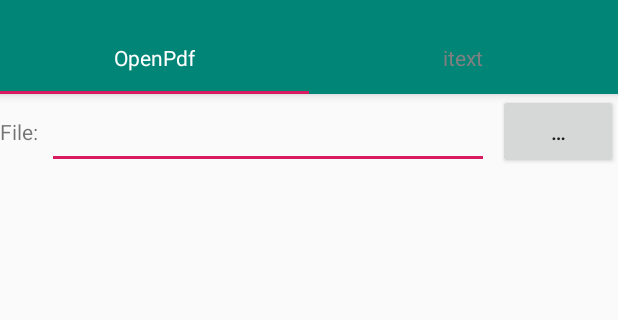
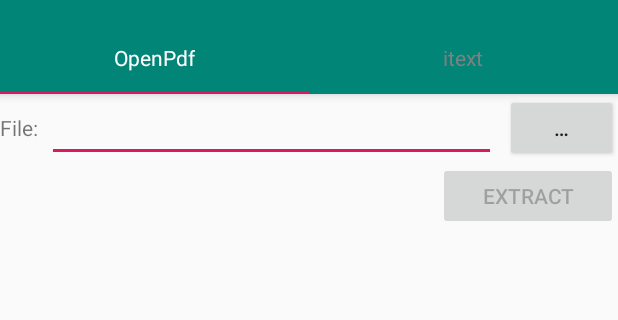
Before and after one commit to dankito/TextExtraction, an Android app: the screen it shows after launch (MainActivity), on a phone screen of 412 x 824 dp, the part 74-394 px from its top. Run offline under Robolectric (Android 15) with nearby library versions, the phone set to English and light mode, and no system bars; libraries missing offline, so code that uses them is left out: net.dankito.filechooserdialog, net.dankito.utils, org.slf4j.

Commit message:
Implemented extraction bar to add extraction button, a ProgressBar that is displayed during extracting text and a TextView to show extraction duration

```diff
--- a/TestAppAndroid/src/main/res/layout/fragment_extract_text_tab.xml
+++ b/TestAppAndroid/src/main/res/layout/fragment_extract_text_tab.xml
@@ -50,12 +50,56 @@
             android:text="@string/select_file_button_text"
     />
 
+    <RelativeLayout
+            android:id="@+id/lytExtractionControlBar"
+            android:layout_width="match_parent"
+            android:layout_height="@dimen/fragment_extract_text_tab_extraction_control_bar_height"
+            android:layout_below="@+id/txtvwSelectFileLabel"
+            android:layout_alignParentRight="true"
+            android:layout_alignParentEnd="true"
+    >
+
+        <TextView
+                android:id="@+id/txtvwExtractionTime"
+                android:layout_width="wrap_content"
+                android:layout_height="match_parent"
+                android:gravity="center_vertical"
+                android:layout_toLeftOf="@+id/prgbrIsExtractingText"
+                android:layout_toStartOf="@+id/prgbrIsExtractingText"
+                android:layout_marginRight="@dimen/fragment_extract_text_tab_textview_extraction_time_margin_right"
+                android:layout_marginEnd="@dimen/fragment_extract_text_tab_textview_extraction_time_margin_right"
+        />
+
+        <ProgressBar
+                android:id="@+id/prgbrIsExtractingText"
+                android:layout_width="wrap_content"
+                android:layout_height="match_parent"
+                android:layout_toLeftOf="@+id/btnExtractSelectedFile"
+                android:layout_toStartOf="@+id/btnExtractSelectedFile"
+                android:layout_marginRight="@dimen/fragment_extract_text_tab_progressbar_is_extracting_text_margin_right"
+                android:layout_marginEnd="@dimen/fragment_extract_text_tab_progressbar_is_extracting_text_margin_right"
+                android:indeterminate="true"
+                android:visibility="gone"
+        />
+
+        <Button
+                android:id="@+id/btnExtractSelectedFile"
+                android:layout_width="@dimen/fragment_extract_text_tab_extract_button_width"
+                android:layout_height="match_parent"
+                android:layout_alignParentRight="true"
+                android:layout_alignParentEnd="true"
+                android:text="@string/fragment_extract_text_tab_button_extract_selected_file_label"
+                android:enabled="false"
+        />
+
+    </RelativeLayout>
+
     <TextView
             android:id="@+id/txtvwExtractedText"
             android:layout_width="match_parent"
             android:layout_height="wrap_content"
             android:layout_alignParentBottom="true"
-            android:layout_below="@+id/txtvwSelectFileLabel"
+            android:layout_below="@+id/lytExtractionControlBar"
             android:layout_marginTop="@dimen/fragment_extract_text_tab_select_file_margin_bottom"
             android:scrollbars="vertical"
     />
--- a/TestAppAndroid/src/main/res/values/dimens.xml
+++ b/TestAppAndroid/src/main/res/values/dimens.xml
@@ -4,9 +4,13 @@
     <dimen name="activity_vertical_margin">16dp</dimen>
     <dimen name="appbar_padding_top">8dp</dimen>
 
-    <dimen name="fragment_extract_text_tab_select_file_height">50dp</dimen>
+    <dimen name="fragment_extract_text_tab_select_file_height">45dp</dimen>
     <dimen name="fragment_extract_text_tab_select_file_margin_bottom">12dp</dimen>
     <dimen name="fragment_extract_text_tab_select_file_edit_text_left_right_margin">6dp</dimen>
-    <dimen name="fragment_extract_text_tab_select_file_button_width">80dp</dimen>
+    <dimen name="fragment_extract_text_tab_select_file_button_width">75dp</dimen>
+    <dimen name="fragment_extract_text_tab_extraction_control_bar_height">45dp</dimen>
+    <dimen name="fragment_extract_text_tab_textview_extraction_time_margin_right">6dp</dimen>
+    <dimen name="fragment_extract_text_tab_progressbar_is_extracting_text_margin_right">6dp</dimen>
+    <dimen name="fragment_extract_text_tab_extract_button_width">120dp</dimen>
 
 </resources>
--- a/TestAppAndroid/src/main/res/values/strings.xml
+++ b/TestAppAndroid/src/main/res/values/strings.xml
@@ -8,5 +8,6 @@
     <string name="select_file_button_text">…</string>
 
     <string name="fragment_extract_text_tab_select_file_label">File:</string>
+    <string name="fragment_extract_text_tab_button_extract_selected_file_label">Extract</string>
 
 </resources>
```
Also changed, not shown: TestAppAndroid/src/main/java/net/dankito/text/extraction/app/android/fragment/ExtractTextTabFragment.kt (+60 -6 lines).
